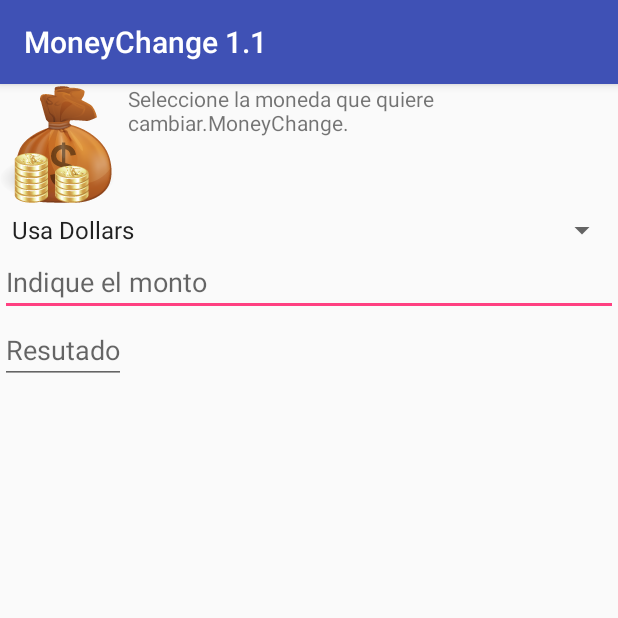
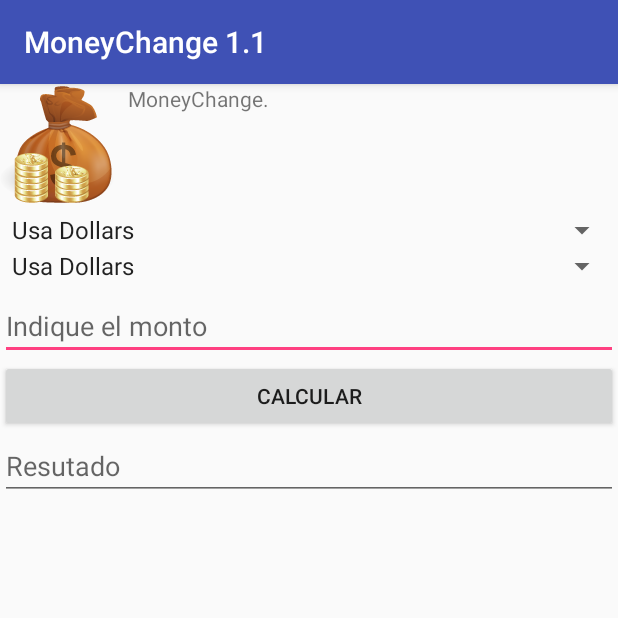
Before and after one commit to FryannM/MoneyChange, an Android app: the screen it shows after launch (MainActivity), on a phone screen of 412 x 824 dp, the top half of it. Run offline under Robolectric (Android 15) with nearby library versions, the phone set to English and light mode, and no system bars.

Commit message:
Design getting

```diff
--- a/app/src/main/java/com/example/admin/moneychange/MainActivity.java
+++ b/app/src/main/java/com/example/admin/moneychange/MainActivity.java
@@ -2,12 +2,25 @@ package com.example.admin.moneychange;
 
 import android.support.v7.app.AppCompatActivity;
 import android.os.Bundle;
+import android.widget.EditText;
 
-public class MainActivity extends AppCompatActivity {
+
+public class MainActivity extends AppCompatActivity implements  Operation  {
 
     @Override
     protected void onCreate(Bundle savedInstanceState) {
         super.onCreate(savedInstanceState);
         setContentView(R.layout.activity_main);
     }
+
+
+
+
+
+    @Override
+    public void getUs()
+    {
+
+
+    }
 }
--- /dev/null
+++ b/app/src/main/java/com/example/admin/moneychange/Operation.java
@@ -0,0 +1,19 @@
+package com.example.admin.moneychange;
+
+/**
+ * Created by Admin on 3/4/2018.
+ */
+
+public interface Operation {
+    // DOP = Dominican Pesos
+    //EU = Euros
+    //USD =  United Stated Dollars
+
+
+
+    double   dop = 0.0 , eu =0.0 ,dls = 0.0;
+
+
+      void  getUs();
+
+}
--- a/app/src/main/res/layout/activity_main.xml
+++ b/app/src/main/res/layout/activity_main.xml
@@ -7,32 +7,28 @@
     android:layout_height="wrap_content"
     tools:context="com.example.admin.moneychange.MainActivity">
 
-    <!--<TextView-->
-        <!--android:layout_width="match_parent"-->
-        <!--android:layout_height="wrap_content"-->
-        <!--android:layout_alignParentLeft="true"-->
-        <!--android:gravity="center_horizontal"-->
 
-        <!--android:layout_alignParentStart="true"-->
-        <!--android:layout_alignParentTop="true"-->
-        <!--android:layout_marginLeft="1dp"-->
-        <!--android:layout_marginStart="0dp"-->
-        <!--android:drawableLeft="@mipmap/changemoney"-->
-        <!--android:text="@string/Title" />-->
 
     <TextView
+        android:id="@+id/TituloID"
+        android:layout_width="match_parent"
+        android:layout_height="wrap_content"
+        android:drawableLeft="@mipmap/changemoney"
+        android:text="@string/Title" />
+    <Spinner
+        android:id="@+id/spinner_desde"
         android:layout_width="match_parent"
         android:layout_height="wrap_content"
 
-        android:drawableLeft="@mipmap/changemoney"
-        android:text="@string/Title" />
+
+        android:drawSelectorOnTop="true"
+        android:entries="@array/Coins" />
     <Spinner
-        android:id="@+id/spinner"
-        android:layout_width="fill_parent"
+        android:id="@+id/spinner_hasta"
+        android:layout_width="match_parent"
         android:layout_height="wrap_content"
-        android:layout_alignParentLeft="true"
-        android:layout_alignParentStart="true"
-        android:layout_alignParentTop="true"
+        android:layout_marginBottom="5dp"
+
         android:drawSelectorOnTop="true"
         android:entries="@array/Coins" />
 
@@ -42,12 +38,21 @@
         android:layout_width="match_parent"
         android:layout_height="match_parent"
         android:hint="@string/since"
-        android:inputType="number"/>
+        android:inputType="phone"/>
 
-        <EditText
-            android:layout_width="wrap_content"
+    <Button
+        android:layout_width="match_parent"
+        android:layout_height="wrap_content"
+        android:text="@string/Calcular"/>
+
+
+    <EditText
+
+            android:layout_width="match_parent"
             android:layout_height="match_parent"
-            android:hint="@string/resultado"/>
+            android:hint="@string/resultado"
+            android:editable="false"/>
+
 
 
 
--- a/app/src/main/res/values/strings.xml
+++ b/app/src/main/res/values/strings.xml
@@ -1,11 +1,12 @@
 <resources>
     <string name="app_name">MoneyChange 1.1</string>
-   <string name="Title"> Seleccione la moneda que quiere cambiar.MoneyChange.</string>
+   <string name="Title">MoneyChange.</string>
     <string name="USA">Usa Dollars</string>
     <string name="EU">Euros</string>
-    <string name="SW">Francos</string>
+    <string name="DOP">Dominican Pesos</string>
     <string name="since">Indique el monto </string>
     <string name="resultado">Resutado </string>
+    <string name="Calcular">Calcular</string>
 
 
 
@@ -13,7 +14,7 @@
     <string-array name="Coins">USA
         <item>@string/USA</item>
         <item>@string/EU</item>
-        <item>@string/SW</item>
+        <item>@string/DOP</item>
     </string-array>
 
 </resources>
```
